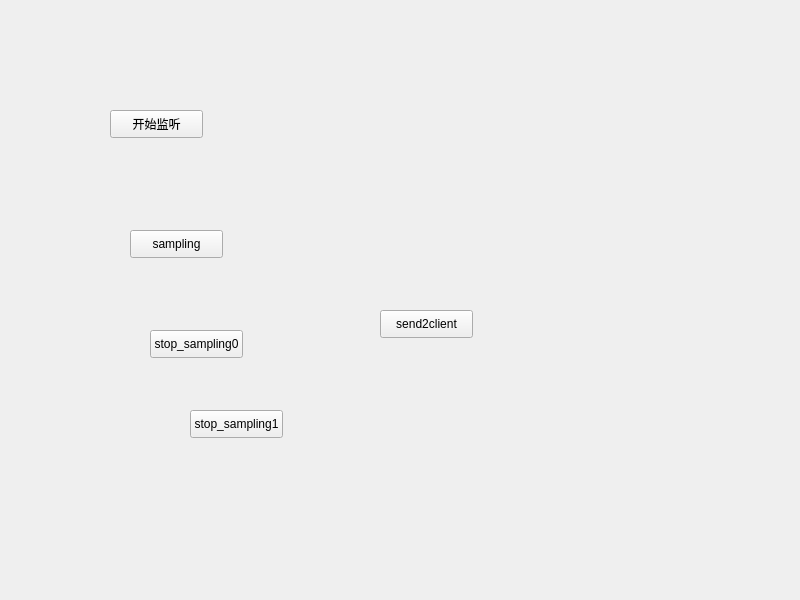
Old version of the form ChargedObject/widget.ui in the repository origmickey/ChargedObj_DoubleTank.
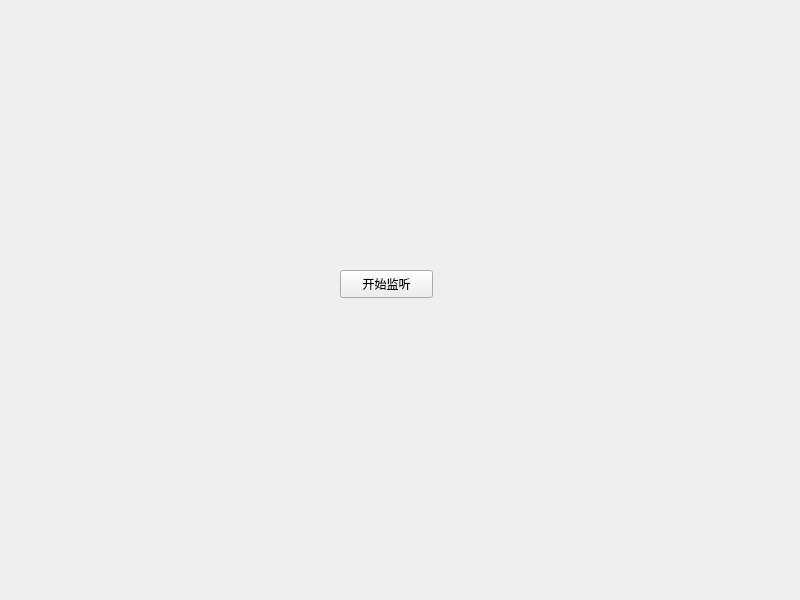
New version of the form.

```diff
--- a/ChargedObject/widget.ui
+++ b/ChargedObject/widget.ui
@@ -16,8 +16,8 @@
   <widget class="QPushButton" name="startlistening">
    <property name="geometry">
     <rect>
-     <x>110</x>
-     <y>110</y>
+     <x>340</x>
+     <y>270</y>
      <width>93</width>
      <height>28</height>
     </rect>
@@ -26,58 +26,6 @@
     <string>开始监听</string>
    </property>
   </widget>
-  <widget class="QPushButton" name="send2client">
-   <property name="geometry">
-    <rect>
-     <x>380</x>
-     <y>310</y>
-     <width>93</width>
-     <height>28</height>
-    </rect>
-   </property>
-   <property name="text">
-    <string>send2client</string>
-   </property>
-  </widget>
-  <widget class="QPushButton" name="sampling">
-   <property name="geometry">
-    <rect>
-     <x>130</x>
-     <y>230</y>
-     <width>93</width>
-     <height>28</height>
-    </rect>
-   </property>
-   <property name="text">
-    <string>sampling</string>
-   </property>
-  </widget>
-  <widget class="QPushButton" name="stop_sampling0">
-   <property name="geometry">
-    <rect>
-     <x>150</x>
-     <y>330</y>
-     <width>93</width>
-     <height>28</height>
-    </rect>
-   </property>
-   <property name="text">
-    <string>stop_sampling0</string>
-   </property>
-  </widget>
-  <widget class="QPushButton" name="stop_sampling1">
-   <property name="geometry">
-    <rect>
-     <x>190</x>
-     <y>410</y>
-     <width>93</width>
-     <height>28</height>
-    </rect>
-   </property>
-   <property name="text">
-    <string>stop_sampling1</string>
-   </property>
-  </widget>
  </widget>
  <resources/>
  <connections/>
```
